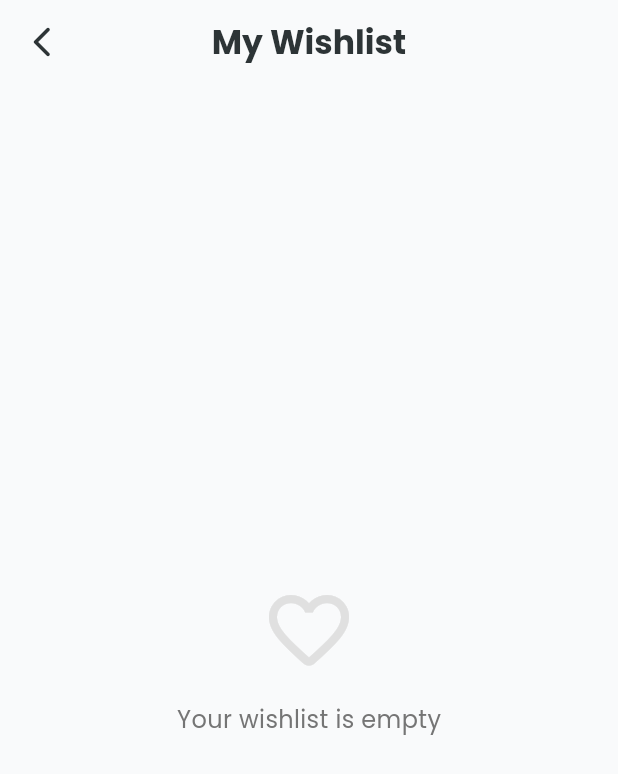
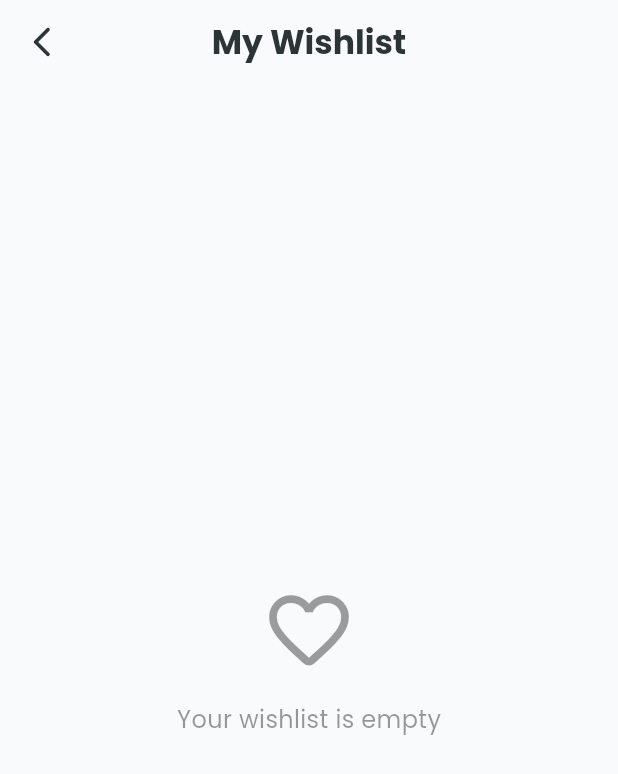
Before and after one commit to ali-hassan62/Ecommerce_app, a Flutter app: the screen it shows once a user with an empty profile is signed in, item 4 of the bottom bar chosen, scrolled down 256 dp, after a tap on "Wishlist", on a phone screen of 412 x 824 dp. Shown: the top 774 px of the screen. Run offline on Flutter 3.47's test engine with Material 3 defaults, Android fonts, the light colour scheme and no system bars; our stand-ins replace flutter_riverpod, google_fonts, hive, hive_flutter, supabase_flutter; missing offline and left inert: animated_login; accounts and stored records are empty; network calls fail.

Commit message:
refactor: UI polish for Profile, Wishlist and Dark Mode Login

```diff
--- a/lib/core/app_theme.dart
+++ b/lib/core/app_theme.dart
@@ -12,6 +12,7 @@ class AppTheme {
   // Text Colors
   static const Color textPrimary = Color(0xFF2D3436);
   static const Color textSecondary = Color(0xFF636E72);
+  static const Color hintColor = Color(0xFFB0B0B0);
 
   // Dark Mode Colors
   static const Color darkBackgroundColor = Color(0xFF121212);
@@ -142,7 +143,7 @@ class AppTheme {
           borderSide: const BorderSide(color: primaryColor),
         ),
         contentPadding: const EdgeInsets.symmetric(horizontal: 20, vertical: 16),
-        hintStyle: const TextStyle(color: darkTextSecondary),
+        hintStyle: const TextStyle(color: hintColor),
       ),
       elevatedButtonTheme: ElevatedButtonThemeData(
         style: ElevatedButton.styleFrom(
--- a/lib/presentation/screens/auth/animated_login_screen.dart
+++ b/lib/presentation/screens/auth/animated_login_screen.dart
@@ -108,7 +108,7 @@ class _AnimatedLoginScreenState extends State<AnimatedLoginScreen> {
         loginDesktopTheme: LoginViewTheme(
           // Use app colors
           backgroundColor: mainTheme.colorScheme.background,
-          formFieldBackgroundColor: mainTheme.inputDecorationTheme.fillColor ?? Colors.white,
+          formFieldBackgroundColor: Colors.white,
           actionButtonStyle: ButtonStyle(
             backgroundColor: MaterialStateProperty.all(mainTheme.colorScheme.primary),
             foregroundColor: MaterialStateProperty.all(mainTheme.colorScheme.onPrimary),
@@ -123,7 +123,7 @@ class _AnimatedLoginScreenState extends State<AnimatedLoginScreen> {
         ),
         loginMobileTheme: LoginViewTheme(
           backgroundColor: mainTheme.colorScheme.background,
-          formFieldBackgroundColor: mainTheme.inputDecorationTheme.fillColor ?? Colors.white,
+          formFieldBackgroundColor: Colors.white,
           actionButtonStyle: ButtonStyle(
             backgroundColor: MaterialStateProperty.all(mainTheme.colorScheme.primary),
             foregroundColor: MaterialStateProperty.all(mainTheme.colorScheme.onPrimary),
--- a/lib/presentation/screens/profile/profile_screen.dart
+++ b/lib/presentation/screens/profile/profile_screen.dart
@@ -69,7 +69,7 @@ class ProfileScreen extends ConsumerWidget {
                     const SizedBox(height: 4),
                     Text(
                       user?.email ?? 'alex.doe@example.com',
-                      style: theme.textTheme.bodyMedium?.copyWith(color: Colors.grey[600]),
+                      style: theme.textTheme.bodyMedium?.copyWith(color: theme.textTheme.bodyMedium?.color?.withOpacity(0.7)),
                     ),
                     const SizedBox(height: 32),
 
@@ -134,7 +134,9 @@ class ProfileScreen extends ConsumerWidget {
                         },
                         style: TextButton.styleFrom(
                           padding: const EdgeInsets.symmetric(vertical: 16),
-                          backgroundColor: Colors.red.withOpacity(0.1),
+                          backgroundColor: theme.brightness == Brightness.light
+                              ? Colors.red.withOpacity(0.1)
+                              : Colors.red.withOpacity(0.2), // More visible in dark mode
                           shape: RoundedRectangleBorder(borderRadius: BorderRadius.circular(16)),
                         ),
                         child: const Text(
@@ -160,7 +162,7 @@ class ProfileScreen extends ConsumerWidget {
       children: [
         Padding(
           padding: const EdgeInsets.only(left: 4, bottom: 8),
-          child: Text(title, style: theme.textTheme.titleMedium?.copyWith(fontWeight: FontWeight.bold, color: Colors.grey[600])),
+          child: Text(title, style: theme.textTheme.titleMedium?.copyWith(fontWeight: FontWeight.bold, color: theme.textTheme.bodyMedium?.color?.withOpacity(0.7))),
         ),
         Container(
           decoration: BoxDecoration(
@@ -225,7 +227,7 @@ class _MenuItem extends StatelessWidget {
                 ),
               ),
             ),
-            Icon(Icons.arrow_forward_ios_rounded, size: 16, color: Colors.grey[400]),
+            Icon(Icons.arrow_forward_ios_rounded, size: 16, color: theme.iconTheme.color?.withOpacity(0.3) ?? Colors.grey),
           ],
         ),
       ),
--- a/lib/presentation/screens/profile/wishlist_screen.dart
+++ b/lib/presentation/screens/profile/wishlist_screen.dart
@@ -45,7 +45,7 @@ class WishlistScreen extends ConsumerWidget {
                   borderRadius: BorderRadius.circular(16),
                   boxShadow: [
                     BoxShadow(
-                      color: Colors.black.withOpacity(0.05),
+                      color: theme.shadowColor.withOpacity(0.05),
                       blurRadius: 10,
                       offset: const Offset(0, 4),
                     ),
@@ -67,7 +67,12 @@ class WishlistScreen extends ConsumerWidget {
                       child: Column(
                         crossAxisAlignment: CrossAxisAlignment.start,
                         children: [
-                          Text(product.title, style: const TextStyle(fontWeight: FontWeight.bold, fontSize: 16)),
+                          Text(
+                            product.title,
+                            maxLines: 2,
+                            overflow: TextOverflow.ellipsis,
+                            style: theme.textTheme.titleMedium?.copyWith(fontWeight: FontWeight.bold),
+                          ),
                           const SizedBox(height: 4),
                           Text('\$${product.price}', style: TextStyle(color: theme.primaryColor, fontWeight: FontWeight.bold)),
                         ],
@@ -97,11 +102,11 @@ class WishlistScreen extends ConsumerWidget {
       child: Column(
         mainAxisAlignment: MainAxisAlignment.center,
         children: [
-          Icon(Icons.favorite_border_rounded, size: 64, color: Colors.grey[300]),
+          Icon(Icons.favorite_border_rounded, size: 64, color: theme.disabledColor),
           const SizedBox(height: 16),
           Text(
             'Your wishlist is empty',
-            style: TextStyle(color: Colors.grey[600], fontSize: 16),
+            style: TextStyle(color: theme.textTheme.bodyMedium?.color?.withOpacity(0.5), fontSize: 16),
           ),
         ],
       ),
```
